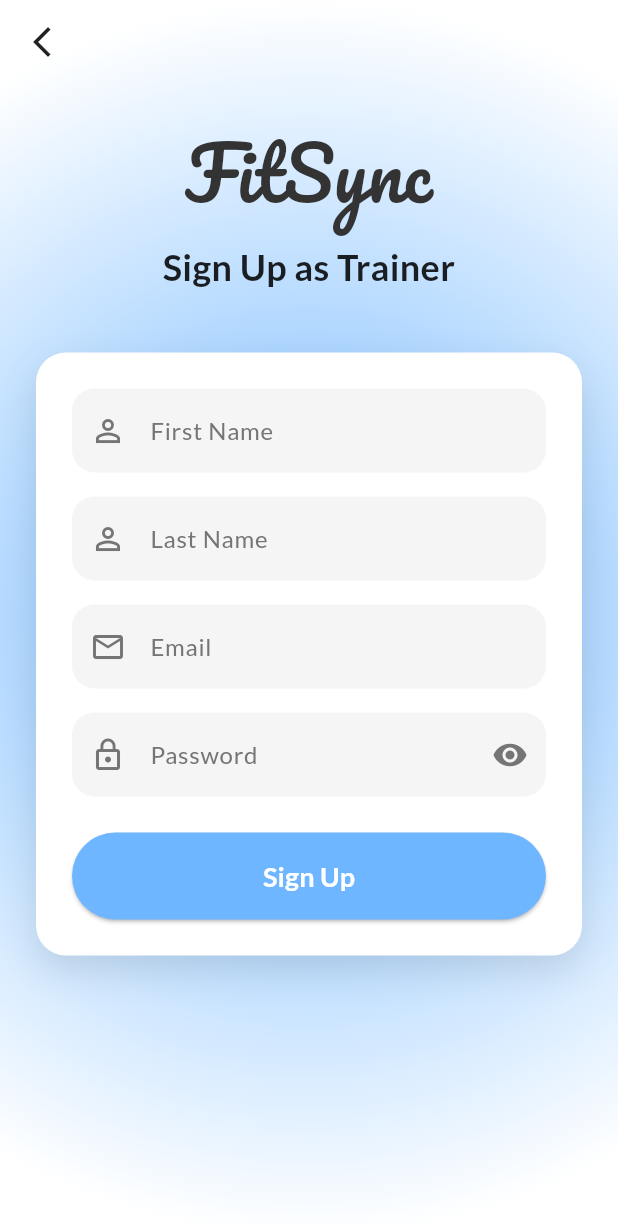
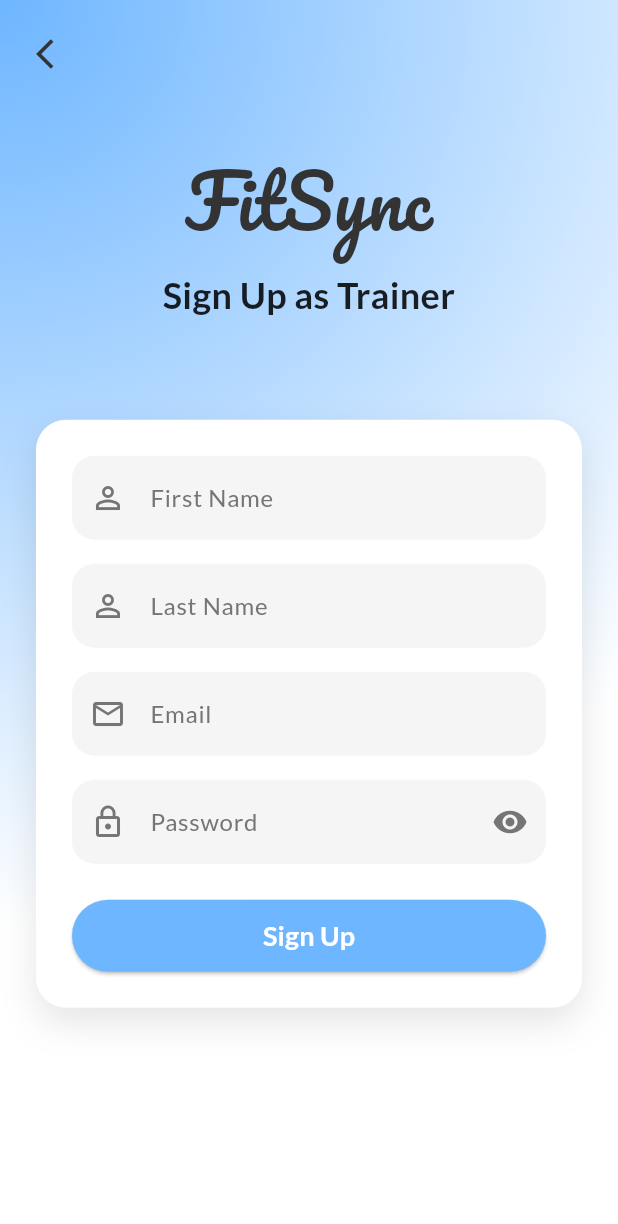
Before and after one commit to sunhome243/gym_app_prototype_frontend, a Flutter app: the SelectUserTypeScreen screen opened by its route, after a tap on "Trainer", on a phone screen of 412 x 824 dp. Shown: the top 1224 px of the screen. Run offline on Flutter 3.47's test engine with Material 3 defaults, Android fonts, the light colour scheme and no system bars; our stand-ins replace firebase_auth, firebase_core, google_fonts, jwt_decoder, shimmer; accounts and stored records are empty.

Commit message:
중간저장. 거의 다옴

```diff
--- a/lib/screens/login_screen.dart
+++ b/lib/screens/login_screen.dart
@@ -69,7 +69,10 @@
     final size = MediaQuery.of(context).size;
 
     return Scaffold(
-      body: Stack(
+        body: SingleChildScrollView(
+            child: SizedBox(
+      height: size.height,
+      child: Stack(
         children: [
           // Background gradients
           Positioned(
@@ -119,21 +122,18 @@
             ),
           ),
               SafeArea(
-            child: Stack(
-              children: [
-                // Content Box
-                Positioned(
-                  top: MediaQuery.of(context).size.height * 0.28,
-                  left: 0,
-                  right: 0,
-                  bottom: 0,
+                child: SingleChildScrollView(
+                  child: ConstrainedBox(
+                    constraints: BoxConstraints(minHeight: size.height),
                     child: Padding(
                       padding: const EdgeInsets.symmetric(horizontal: 30),
                       child: Column(
                         children: [
-                        // Login box
+                          SizedBox(height: size.height * 0.12),
+                          _buildLogo(),
+                          SizedBox(height: size.height * 0.08),
                           Hero(
-                          tag: 'content_box',
+                            tag: 'contentBox',
                             child: Material(
                               color: Colors.transparent,
                               child: Container(
@@ -142,28 +142,18 @@
                               ),
                             ),
                           ),
-                        const SizedBox(height: 5),
-                        // Sign up button
+                          const SizedBox(height: 20),
                           _buildSignUpButton(),
-                        SizedBox(height: size.height * 0.16),
                         ],
                       ),
                     ),
                   ),
-                // Logo
-                Positioned(
-                  top: MediaQuery.of(context).size.height * 0.12,
-                  left: 0,
-                  right: 0,
-                  child: Center(
-                    child: _buildLogo(),
                 ),
               ),
             ],
           ),
-          ),
-        ],
-      ),
+        )
+      )
     );
   }
 
@@ -201,6 +191,7 @@
       ),
       child: Padding(
         padding: const EdgeInsets.all(32),
+        child: SingleChildScrollView(
           child: Form(
             key: _formKey,
             child: Column(
@@ -235,12 +226,13 @@
                       textAlign: TextAlign.center,
                     ),
                   ),
-              ElevatedButton(
+                SizedBox(
+                  height: 48, // 버튼 높이 고정
+                  child: ElevatedButton(
                     onPressed: _isLoading ? null : _login,
                     style: ElevatedButton.styleFrom(
                       backgroundColor: const Color(0xFF007AFF),
                       foregroundColor: Colors.white,
-                  padding: const EdgeInsets.symmetric(vertical: 16),
                       shape: RoundedRectangleBorder(
                         borderRadius: BorderRadius.circular(30),
                       ),
@@ -262,7 +254,9 @@
                             ),
                           ),
                   ),
+                ),
               ],
+            ),
           ),
         ),
       ),
@@ -338,15 +332,12 @@
               ),
             );
           },
-          child: Padding(
-            padding: const EdgeInsets.symmetric(vertical: 4),
           child: Text(
             'Sign Up',
             style: GoogleFonts.lato(
               fontSize: 16,
               fontWeight: FontWeight.w700,
               color: const Color(0xFF007AFF),
-              ),
             ),
           ),
         ),
--- a/lib/screens/select_user_type_screen.dart
+++ b/lib/screens/select_user_type_screen.dart
@@ -8,18 +8,21 @@
 
   @override
   Widget build(BuildContext context) {
+    final size = MediaQuery.of(context).size;
+
     return Scaffold(
       body: Stack(
         children: [
-          // Background gradients (same as login screen)
+          // Background gradients (same as before)
           Positioned(
-            right: -MediaQuery.of(context).size.width * 1.3,
-            bottom: -MediaQuery.of(context).size.height * 1.4,
+            right: -size.width * 1.3,
+            bottom: -size.height * 1.4,
+            child: SizedBox(
+              width: size.width * 3,
+              height: size.height * 3,
               child: Hero(
                 tag: 'background_bottom',
                 child: Container(
-                width: MediaQuery.of(context).size.width * 3,
-                height: MediaQuery.of(context).size.height * 3,
                   decoration: BoxDecoration(
                     shape: BoxShape.circle,
                     gradient: RadialGradient(
@@ -33,14 +36,16 @@
                 ),
               ),
             ),
+          ),
           Positioned(
-            left: -MediaQuery.of(context).size.width * 1.3,
-            top: -MediaQuery.of(context).size.height * 1.4,
+            left: -size.width * 1.3,
+            top: -size.height * 1.4,
+            child: SizedBox(
+              width: size.width * 3,
+              height: size.height * 3,
               child: Hero(
                 tag: 'background_top',
                 child: Container(
-                width: MediaQuery.of(context).size.width * 3,
-                height: MediaQuery.of(context).size.height * 3,
                   decoration: BoxDecoration(
                     shape: BoxShape.circle,
                     gradient: RadialGradient(
@@ -54,40 +59,37 @@
                 ),
               ),
             ),
+          ),
           SafeArea(
-            child: Stack(
+            child: SingleChildScrollView(
+              child: ConstrainedBox(
+                constraints: BoxConstraints(minHeight: size.height),
+                child: Padding(
+                  padding: const EdgeInsets.symmetric(horizontal: 30),
+                  child: Column(
                     children: [
-                // Logo
-                Positioned(
-                  top: MediaQuery.of(context).size.height * 0.12,
-                  left: 0,
-                  right: 0,
-                  child: Center(
-                    child: _buildLogo(),
+                      SizedBox(height: size.height * 0.12),
+                      _buildLogo(),
+                      SizedBox(height: size.height * 0.08),
+                      Hero(
+                        tag: 'contentBox',
+                        child: Material(
+                          color: Colors.transparent,
+                          child: _buildContent(context),
                         ),
                       ),
-
-                // Content Box
-                Positioned(
-                  top: MediaQuery.of(context).size.height * 0.28,
-                  left: 0,
-                  right: 0,
-                  child: Padding(
-                    padding: const EdgeInsets.symmetric(horizontal: 30),
-                    child: Center(
-                      child: _buildContent(context),
+                    ],
+                  ),
+                ),
               ),
             ),
           ),
 
-                // CustomBackButton (unchanged)
-                const Positioned(
-                  top: 16,
+          // Add CustomBackButton
+          Positioned(
+            top: MediaQuery.of(context).padding.top + 16,
             left: 16,
-                  child: CustomBackButton(),
-                ),
-              ],
-            ),
+            child: const CustomBackButton(),
           ),
         ],
       ),
@@ -124,13 +126,8 @@
   }
 
   Widget _buildContent(BuildContext context) {
-    return Hero(
-      tag: 'content_box',
-      child: Material(
-        color: Colors.transparent,
-        child: Container(
+    return Container(
       width: double.infinity,
-          constraints: const BoxConstraints(maxWidth: 400),
       padding: const EdgeInsets.all(24),
       decoration: BoxDecoration(
         color: Colors.white,
@@ -156,7 +153,7 @@
             ),
             textAlign: TextAlign.center,
           ),
-              const SizedBox(height: 24),
+          const SizedBox(height: 20),
           _buildUserTypeCard(
             context,
             'Trainer',
@@ -164,7 +161,7 @@
             const Color(0xFF007AFF),
             Icons.fitness_center,
           ),
-              const SizedBox(height: 24),
+          const SizedBox(height: 16),
           _buildUserTypeCard(
             context,
             'Member',
@@ -174,17 +171,11 @@
           ),
         ],
       ),
-        ),
-      ),
     );
   }
 
-  Widget _buildUserTypeCard(
-      BuildContext context,
-      String title,
-      String description,
-      Color color,
-      IconData icon) {
+  Widget _buildUserTypeCard(BuildContext context, String title,
+      String description, Color color, IconData icon) {
     return Material(
       color: Colors.transparent,
       child: InkWell(
@@ -203,7 +194,7 @@
         },
         borderRadius: BorderRadius.circular(15),
         child: Ink(
-          padding: const EdgeInsets.symmetric(vertical: 20, horizontal: 24),
+          padding: const EdgeInsets.symmetric(vertical: 16, horizontal: 20),
           decoration: BoxDecoration(
             color: color.withOpacity(0.1),
             borderRadius: BorderRadius.circular(15),
@@ -217,9 +208,9 @@
                   color: color,
                   shape: BoxShape.circle,
                 ),
-                child: Icon(icon, color: Colors.white, size: 32),
+                child: Icon(icon, color: Colors.white, size: 24),
               ),
-              const SizedBox(width: 20),
+              const SizedBox(width: 16),
               Expanded(
                 child: Column(
                   crossAxisAlignment: CrossAxisAlignment.start,
@@ -227,13 +218,13 @@
                     Text(
                       title,
                       style: GoogleFonts.lato(
-                        fontSize: 20,
+                        fontSize: 18,
                         fontWeight: FontWeight.w700,
                         color: color,
                       ),
                       overflow: TextOverflow.ellipsis,
                     ),
-                    const SizedBox(height: 5),
+                    const SizedBox(height: 4),
                     Text(
                       description,
                       style: GoogleFonts.lato(
@@ -246,7 +237,7 @@
                   ],
                 ),
               ),
-              Icon(Icons.arrow_forward_ios, color: color),
+              Icon(Icons.arrow_forward_ios, color: color, size: 18),
             ],
           ),
         ),
--- a/lib/screens/sign_up_screen.dart
+++ b/lib/screens/sign_up_screen.dart
@@ -7,14 +7,10 @@
 
 class SignUpScreen extends StatefulWidget {
   final String userType;
-  final Alignment backgroundGradientAlignment;
-  final double backgroundGradientSize;
 
   const SignUpScreen({
     super.key,
     required this.userType,
-    this.backgroundGradientAlignment = Alignment.center,
-    this.backgroundGradientSize = 1,
   });
 
   @override
@@ -71,8 +67,13 @@
 
   @override
   Widget build(BuildContext context) {
+    final size = MediaQuery.of(context).size;
+
     return Scaffold(
-      body: Stack(
+        body: SingleChildScrollView(
+            child: SizedBox(
+      height: size.height,
+      child: Stack(
         children: [
           // Background gradient
           Positioned.fill(
@@ -83,8 +84,8 @@
               child: Container(
                 decoration: BoxDecoration(
                   gradient: RadialGradient(
-                    center: widget.backgroundGradientAlignment,
-                    radius: widget.backgroundGradientSize,
+                    center: Alignment.topLeft,
+                    radius: 1.5,
                     colors: [
                       widget.userType == 'Trainer'
                           ? const Color(0xFF6EB6FF)
@@ -98,23 +99,44 @@
             ),
           ),
           SafeArea(
-            child: Column(
-              children: [
-                const Padding(
-                  padding: EdgeInsets.only(top: 16, left: 16),
-                  child: Align(
-                    alignment: Alignment.topLeft,
-                    child: CustomBackButton(),
-                  ),
-                ),
-                Expanded(
             child: SingleChildScrollView(
+              child: ConstrainedBox(
+                constraints: BoxConstraints(minHeight: size.height),
                 child: Padding(
                   padding: const EdgeInsets.symmetric(horizontal: 24.0),
                   child: Column(
-                        crossAxisAlignment: CrossAxisAlignment.stretch,
                     children: [
-                          const SizedBox(height: 40),
+                      SizedBox(height: size.height * 0.12),
+                      _buildLogo(),
+                      SizedBox(height: size.height * 0.08),
+                      Hero(
+                        tag: 'contentBox',
+                        child: Material(
+                          color: Colors.transparent,
+                          child: _buildSignUpForm(),
+                        ),
+                      ),
+                    ],
+                  ),
+                ),
+              ),
+            ),
+          ),
+
+          Positioned(
+            top: MediaQuery.of(context).padding.top + 16,
+            left: 16,
+            child: const CustomBackButton(),
+          ),
+        ],
+      ),
+    )));
+  }
+
+  Widget _buildLogo() {
+    return Column(
+      mainAxisSize: MainAxisSize.min,
+      children: [
         Hero(
           tag: 'logo',
           child: Material(
@@ -140,12 +162,12 @@
           ),
           textAlign: TextAlign.center,
         ),
-                          const SizedBox(height: 40),
-                          Hero(
-                            tag: 'content_box',
-                            child: Material(
-                              color: Colors.transparent,
-                              child: Container(
+      ],
+    );
+  }
+
+  Widget _buildSignUpForm() {
+    return Container(
       decoration: BoxDecoration(
         color: Colors.white,
         borderRadius: BorderRadius.circular(20),
@@ -161,6 +183,7 @@
         padding: const EdgeInsets.all(24.0),
         child: Form(
           key: _formKey,
+          child: SingleChildScrollView(
             child: Column(
               crossAxisAlignment: CrossAxisAlignment.stretch,
               mainAxisSize: MainAxisSize.min,
@@ -202,10 +225,11 @@
                       textAlign: TextAlign.center,
                     ),
                   ),
-                                        ElevatedButton(
+                SizedBox(
+                  height: 48, // 버튼 높이 고정
+                  child: ElevatedButton(
                     onPressed: _isLoading ? null : _signUp,
                     style: ElevatedButton.styleFrom(
-                                            padding: const EdgeInsets.symmetric(vertical: 16),
                       shape: RoundedRectangleBorder(
                         borderRadius: BorderRadius.circular(30),
                       ),
@@ -231,23 +255,11 @@
                             ),
                           ),
                   ),
+                ),
               ],
             ),
           ),
         ),
-                              ),
-                            ),
-                          ),
-                          const SizedBox(height: 20),
-                        ],
-                      ),
-                    ),
-                  ),
-                ),
-              ],
-            ),
-          ),
-        ],
       ),
     );
   }
@@ -299,7 +311,8 @@
             width: 2,
           ),
         ),
-        contentPadding: const EdgeInsets.symmetric(horizontal: 20, vertical: 16),
+        contentPadding:
+            const EdgeInsets.symmetric(horizontal: 20, vertical: 16),
       ),
       style: GoogleFonts.lato(),
       validator: (value) {
--- a/lib/widgets/custom_back_button.dart
+++ b/lib/widgets/custom_back_button.dart
@@ -1,21 +1,25 @@
 import 'package:flutter/material.dart';
 
 class CustomBackButton extends StatelessWidget {
-  final VoidCallback? onPressed;
-
-  const CustomBackButton({super.key, this.onPressed});
+  const CustomBackButton({super.key});
 
   @override
   Widget build(BuildContext context) {
-    return Positioned(
-      top: 20,
-      left: 20,
-      child: InkWell(
-        onTap: onPressed ?? () => Navigator.of(context).pop(),
-        child: const Icon(
-          Icons.arrow_back_ios_new,
-          size: 24,
-          color: Colors.black87,
+    return Hero(
+      tag: 'backButton',
+      child: Material(
+        color: Colors.transparent,
+        child: GestureDetector(
+          onTap: () => Navigator.of(context).pop(),
+          behavior: HitTestBehavior.opaque,
+          child: const Padding(
+            padding: EdgeInsets.all(8.0),
+            child: Icon(
+              Icons.arrow_back_ios,
+              size: 24,
+              color: Color(0xFF333333),
+            ),
+          ),
         ),
       ),
     );
```
Lines whose indentation alone changed are shown as unchanged.
